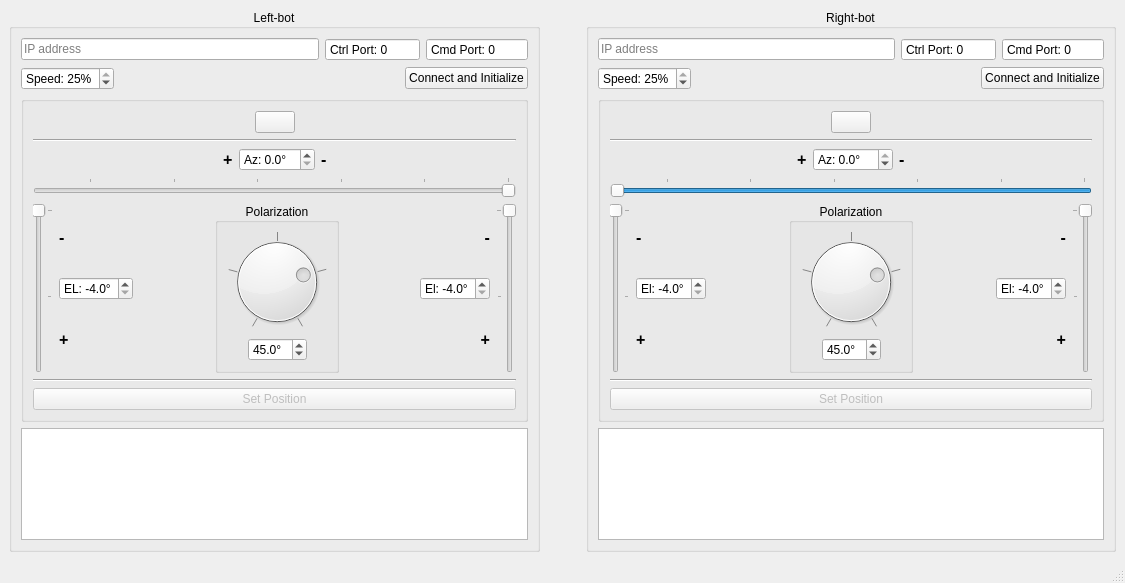
Qt form mainwindow.ui (rookidroid/armstrong) before a commit.
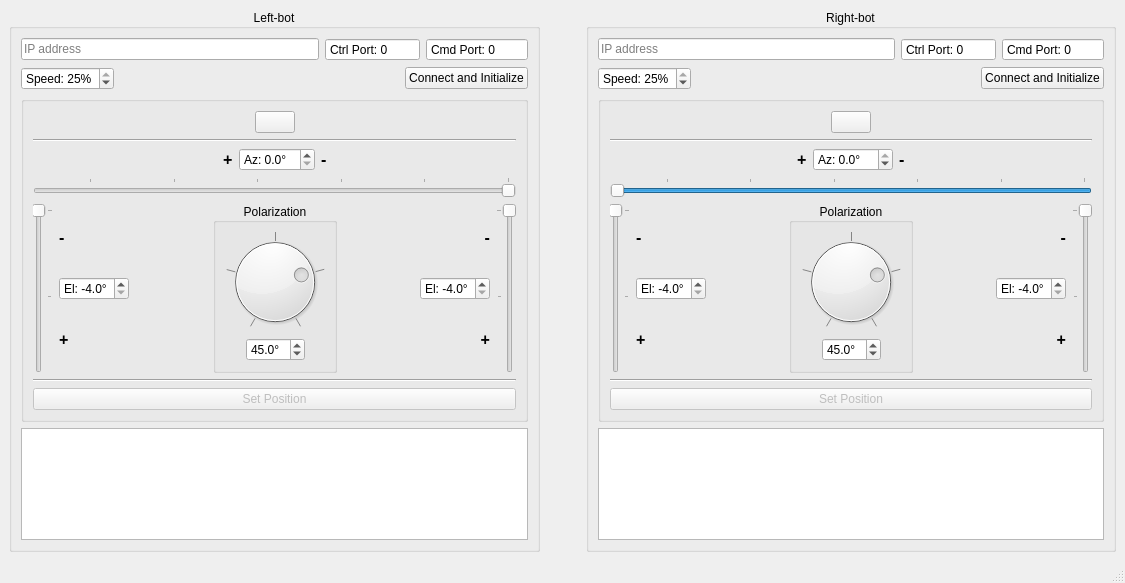
The same form after that commit. Icons and pictures are not drawn.

Commit message: left bot

Patch:
```diff
--- a/mainwindow.ui
+++ b/mainwindow.ui
@@ -346,7 +346,7 @@
                    <enum>QAbstractSpinBox::UpDownArrows</enum>
                   </property>
                   <property name="prefix">
-                   <string>EL: </string>
+                   <string>El: </string>
                   </property>
                   <property name="suffix">
                    <string>°</string>
```
Left out of the diff: 14 changed lines with no effect on the pictures. The commit also changes 1 other file.
